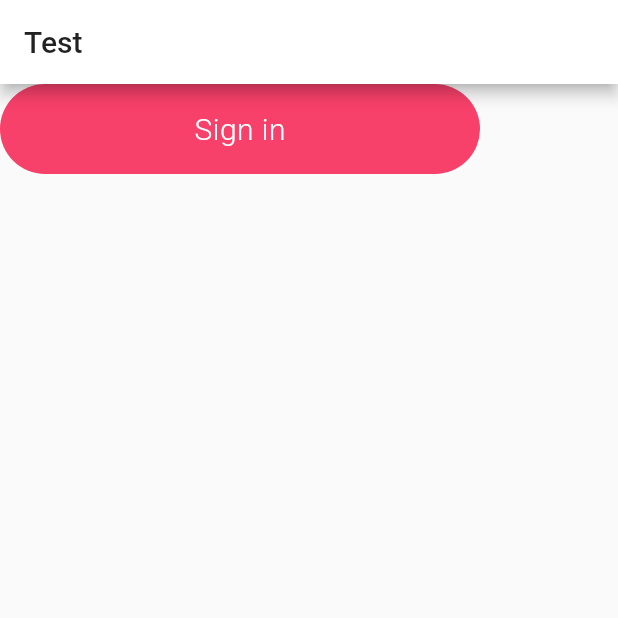
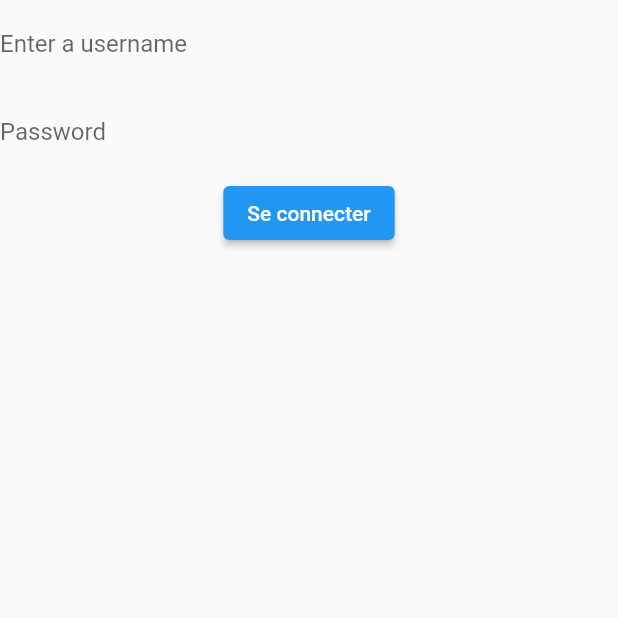
Before and after one commit to wanbanka/FlutterTest, a Flutter app: the screen it shows after launch, on a phone screen of 412 x 824 dp, the top half of it. Run offline on Flutter 3.47's test engine with Material 2 defaults, Android fonts, the phone set to English and light mode, and no system bars.

Commit message:
test FORM

```diff
--- /dev/null
+++ b/lib/login.dart
@@ -0,0 +1,75 @@
+import 'package:flutter/material.dart';
+
+class LoginForm extends StatefulWidget {
+  LoginForm({Key key}) : super(key: key);
+
+  @override
+  _LoginFormState createState() => _LoginFormState();
+}
+
+class _LoginFormState extends State<LoginForm> {
+  final formKey = GlobalKey<FormState>();
+
+  final myController = TextEditingController();
+
+  void printLastValue() {
+    print('Second text field: ${myController.text}');
+  }
+
+  @override
+  void initState() {
+    super.initState();
+
+    myController.addListener(printLastValue);
+  }
+
+  @override
+  void dispose() {
+    myController.dispose();
+    super.dispose();
+  }
+
+  @override
+  Widget build(BuildContext context) {
+    return Scaffold(
+      body: Builder(
+        builder: (context) => Center(
+          child: Form(
+            key: formKey,
+            child: Column(
+              children: <Widget>[
+                TextFormField(
+                  onChanged: (text) {
+                    print(text);
+                  },
+                  decoration: InputDecoration(
+                      border: InputBorder.none, labelText: "Enter a username"),
+                  validator: (value) {
+                    if (value.isEmpty) {
+                      return 'Entrez du texte';
+                    }
+
+                    return null;
+                  },
+                ),
+                TextFormField(
+                  controller: myController,
+                  decoration: InputDecoration(
+                      border: InputBorder.none, labelText: "Password"),
+                ),
+                ElevatedButton(
+                    onPressed: () {
+                      if (formKey.currentState.validate()) {
+                        Scaffold.of(context).showSnackBar(
+                            SnackBar(content: Text('It works !')));
+                      }
+                    },
+                    child: Text('Se connecter'))
+              ],
+            ),
+          ),
+        ),
+      ),
+    );
+  }
+}
--- a/lib/main.dart
+++ b/lib/main.dart
@@ -1,6 +1,6 @@
 import 'package:flutter/material.dart';
-import 'package:flutter/animation.dart';
-import 'package:english_words/english_words.dart';
+import 'login.dart';
+import 'home.dart';
 
 //Start the app
 void main() => runApp(MyApp());
@@ -8,226 +8,26 @@ void main() => runApp(MyApp());
 //Start class, launching RandomsWords' controller
 
 class MyApp extends StatelessWidget {
+  const MyApp({Key key}) : super(key: key);
+
   @override
   Widget build(BuildContext context) {
-    return MaterialApp(
-        title: 'Startup name generator',
+    return new MaterialApp(
+      title: "Form Test",
+      home: new LoginForm(),
+      onGenerateRoute: (RouteSettings settings) {
+        switch (settings.name) {
+          case '/login':
+            return new MaterialPageRoute(
+                builder: (_) => new LoginForm(), settings: settings);
+            break;
 
-        //Make theming of the app, thanks to ThemeData
-        //@source https://api.flutter.dev/flutter/material/ThemeData-class.html
-        theme: ThemeData(
-          primaryColor: Colors.white,
-          accentColor: Colors.green,
-        ),
-        home: ButtonAnimation());
-  }
-}
-
-class ButtonAnimation extends StatefulWidget {
-  @override
-  _ButtonAnimationState createState() => _ButtonAnimationState();
-}
-
-class _ButtonAnimationState extends State<ButtonAnimation>
-    with SingleTickerProviderStateMixin {
-  @override
-  AnimationController loginButtonController;
-  var buttonSqueezeAnimation;
-  var buttonZoomOut;
-
-  @override
-  void initState() {
-    super.initState();
-
-    loginButtonController = new AnimationController(
-        duration: new Duration(milliseconds: 3000), vsync: this);
-
-    buttonSqueezeAnimation = new Tween(begin: 320.0, end: 70.0).animate(
-        new CurvedAnimation(
-            curve: new Interval(0.0, 0.250), parent: loginButtonController))
-      ..addStatusListener((status) {
-        print(status);
-      });
-
-    buttonZoomOut = new Tween(begin: 70.0, end: 1000.0).animate(
-        new CurvedAnimation(
-            parent: loginButtonController,
-            curve: new Interval(0.550, 0.900, curve: Curves.bounceOut)));
-  }
-
-  Future<Null> _playAnimation() async {
-    try {
-      await loginButtonController.forward();
-      await loginButtonController.reverse();
-    } on TickerCanceled {}
-  }
-
-  Widget build(BuildContext context) {
-    return Scaffold(
-        appBar: AppBar(title: Text("Test")),
-        body: Padding(
-          padding: buttonZoomOut.value == 70
-              ? const EdgeInsets.only(bottom: 50.0)
-              : const EdgeInsets.only(top: 0.0, bottom: 0.0),
-          child: InkWell(
-            onTap: () {
-              _playAnimation().then((value) => print('OK !'));
-            },
-            child: Hero(
-              tag: "fade",
-              child: Container(
-                alignment: FractionalOffset.center,
-                width: buttonZoomOut.value == 70
-                    ? buttonSqueezeAnimation.value
-                    : buttonZoomOut.value,
-                height: buttonZoomOut.value == 70 ? 60.0 : buttonZoomOut.value,
-                decoration: new BoxDecoration(
-                    color: const Color.fromRGBO(247, 64, 106, 1.0),
-                    borderRadius: buttonZoomOut.value < 400
-                        ? new BorderRadius.all(const Radius.circular(30.0))
-                        : new BorderRadius.all(const Radius.circular(0.0))),
-                child: buttonSqueezeAnimation.value > 75.0
-                    ? new Text(
-                        "Sign in",
-                        style: new TextStyle(
-                            color: Colors.white,
-                            fontSize: 20.0,
-                            fontWeight: FontWeight.w300,
-                            letterSpacing: 0.3),
-                      )
-                    : buttonZoomOut.value < 300
-                        ? new CircularProgressIndicator(
-                            valueColor:
-                                new AlwaysStoppedAnimation<Color>(Colors.white),
-                          )
-                        : null,
-              ),
-            ),
-          ),
-        ));
-  }
-
-  @override
-  void dispose() {
-    loginButtonController.dispose();
-    super.dispose();
-  }
-}
-
-//RandomWords' controller
-
-/*class RandomWords extends StatefulWidget {
-  @override
-  _RandomWordsState createState() => _RandomWordsState();
-}
-
-//Logic of RandomWords' controller
-
-class _RandomWordsState extends State<RandomWords> {
-  @override
-  final _suggestions = <WordPair>[];
-  final _saved = Set<WordPair>();
-  final _biggerFont = TextStyle(fontSize: 18.0);
-
-//Build the page of RandomWords
-
-  Widget build(BuildContext context) {
-    return Scaffold(
-      appBar: AppBar(
-        title: Text('Startup name generator'),
-        actions: [IconButton(icon: Icon(Icons.list), onPressed: _pushSaved)],
-      ),
-      body: _buildSuggestions(),
-    );
-  }
-
-//Create ListTiles with pair of words genereated randomly
-
-  Widget _buildSuggestions() {
-//Make a group of ListTiles
-
-    return ListView.builder(
-      padding: EdgeInsets.all(16.0),
-
-      //Callback in order to generate ListTiles
-      itemBuilder: (context, i) {
-        if (i.isOdd) {
-          return new Divider();
+          case '/home':
+            return new MaterialPageRoute(
+                builder: (_) => new HomePage(), settings: settings);
+            break;
         }
-
-        final index = i ~/ 2;
-
-        if (index >= _suggestions.length) {
-          _suggestions.addAll(generateWordPairs().take(10));
-        }
-
-        return _buildRow(_suggestions[index]);
       },
     );
   }
-
-//Create a ListTile
-
-  Widget _buildRow(WordPair pair) {
-    //Check if a pair exists
-    final _alreadySaved = _saved.contains(pair);
-
-    return ListTile(
-      title: Text(
-        pair.asPascalCase,
-        style: _biggerFont,
-      ),
-
-      //If the pair already exists in _saved, there's a red heart
-      //on the right of the text
-      trailing: Icon(
-        _alreadySaved ? Icons.favorite : Icons.favorite_border,
-        color: _alreadySaved ? Colors.red : null,
-      ),
-
-      //Add or remove a pair when tapping on the ListTile
-      onTap: () {
-        //Refresh state of the RandomWords' controller
-        setState(() {
-          if (_alreadySaved) {
-            _saved.remove(pair);
-          } else {
-            _saved.add(pair);
-          }
-        });
-      },
-    );
-  }
-
-//Push to suggestions' route
-  void _pushSaved() {
-    Navigator.of(context).push(
-
-        //Return a Material page
-        MaterialPageRoute<void>(builder: (BuildContext context) {
-      //Generate ListTiles with pairs
-      final tiles = _saved.map((WordPair pair) {
-        return ListTile(
-          title: Text(
-            pair.asPascalCase,
-            style: _biggerFont,
-          ),
-        );
-      });
-
-      //Adds horizontal spacing between each ListTile
-      //and make a list
-      final divided =
-          ListTile.divideTiles(context: context, tiles: tiles).toList();
-
-      return Scaffold(
-        appBar: AppBar(
-          title: Text('Suggestions saved'),
-        ),
-
-        //The body is a group of ListTiles
-        body: ListView(children: divided),
-      );
-    }));
-  }
-}*/
+}
```
Also changed, not shown: lib/home.dart (added, +13 -0 lines).
